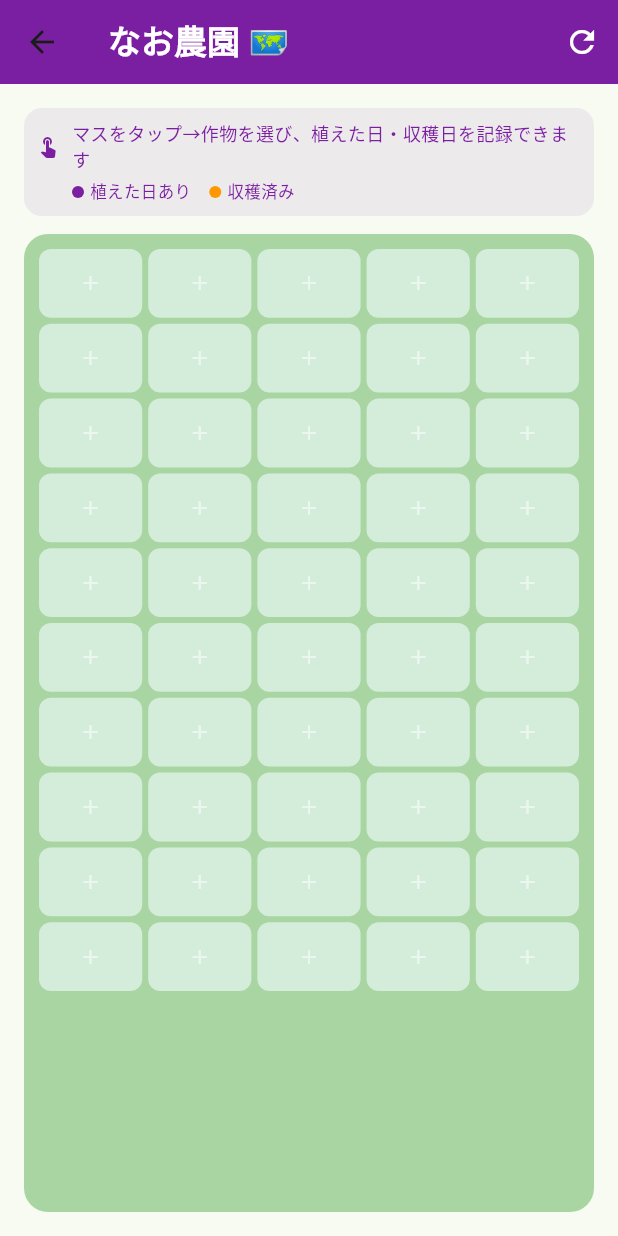
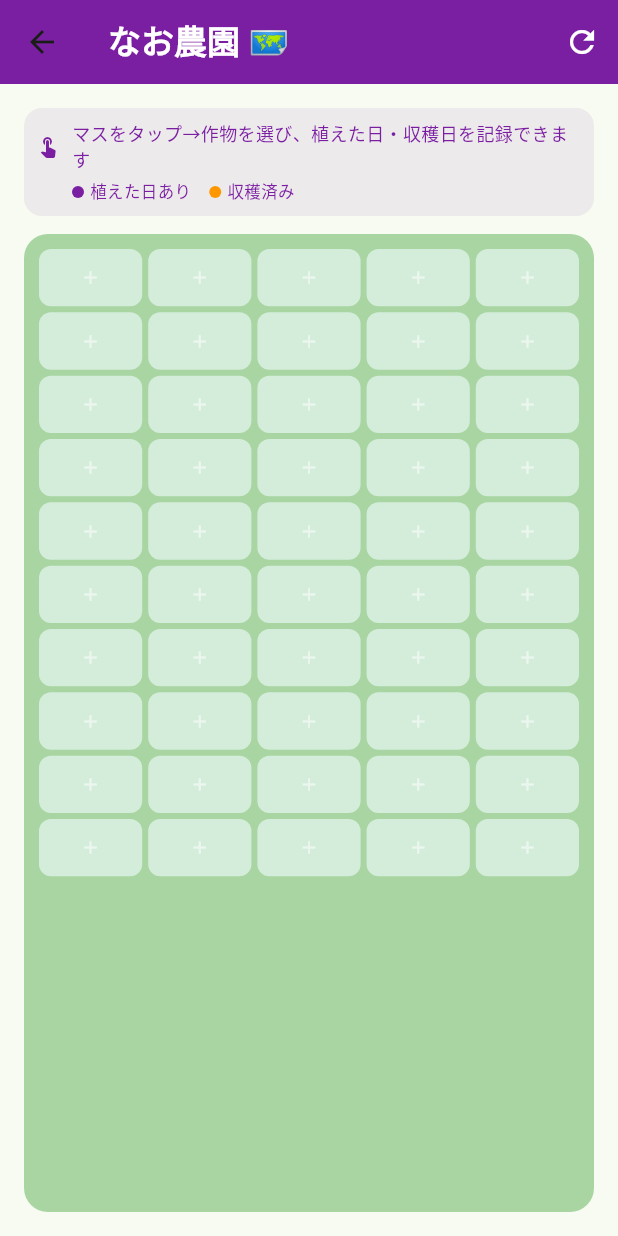
Before and after one commit to luvioaistudio-collab/hatake-app, a Flutter app: the FieldMapPage screen opened directly with sample values from the repository, on a phone screen of 412 x 824 dp. Run offline on Flutter 3.47's test engine with Material 3 defaults, Android fonts, the phone set to English and light mode, and no system bars; our stand-ins replace supabase_flutter; missing offline and left inert: dart:html; accounts and stored records are empty.

Commit message:
畑マップのマスをさらに小さく調整
Co-Authored-By: Claude Sonnet 5 <noreply@anthropic.com>

```diff
--- a/lib/main.dart
+++ b/lib/main.dart
@@ -1110,7 +1110,7 @@ class _FieldMapPageState extends State<FieldMapPage> {
                   color: const Color(0xFFA8D5A2), borderRadius: BorderRadius.circular(16)),
               child: GridView.builder(
                 gridDelegate: const SliverGridDelegateWithFixedCrossAxisCount(
-                    crossAxisCount: 5, mainAxisSpacing: 4, crossAxisSpacing: 4, childAspectRatio: 1.5),
+                    crossAxisCount: 5, mainAxisSpacing: 4, crossAxisSpacing: 4, childAspectRatio: 1.8),
                 itemCount: 50,
                 itemBuilder: (ctx, i) {
                   final row = i ~/ 5;
@@ -1129,9 +1129,9 @@ class _FieldMapPageState extends State<FieldMapPage> {
                       child: crop != null
                           ? Column(mainAxisAlignment: MainAxisAlignment.center, children: [
                               Text(crop['name']!.toString().substring(0, 1),
-                                  style: const TextStyle(fontSize: 14, fontWeight: FontWeight.bold, color: Colors.black87)),
+                                  style: const TextStyle(fontSize: 12, fontWeight: FontWeight.bold, color: Colors.black87)),
                               Text(crop['name']!.toString(),
-                                  style: const TextStyle(fontSize: 8, fontWeight: FontWeight.bold),
+                                  style: const TextStyle(fontSize: 7, fontWeight: FontWeight.bold),
                                   textAlign: TextAlign.center, overflow: TextOverflow.ellipsis),
                               if ((crop['harvest_date'] ?? '').toString().isNotEmpty)
                                 Container(margin: const EdgeInsets.only(top: 2),
@@ -1142,7 +1142,7 @@ class _FieldMapPageState extends State<FieldMapPage> {
                                     width: 6, height: 6,
                                     decoration: BoxDecoration(color: fc, shape: BoxShape.circle)),
                             ])
-                          : const Icon(Icons.add, color: Colors.white54, size: 16),
+                          : const Icon(Icons.add, color: Colors.white54, size: 14),
                     ),
                   );
                 },
```
Also changed, not shown: 2 other files.
